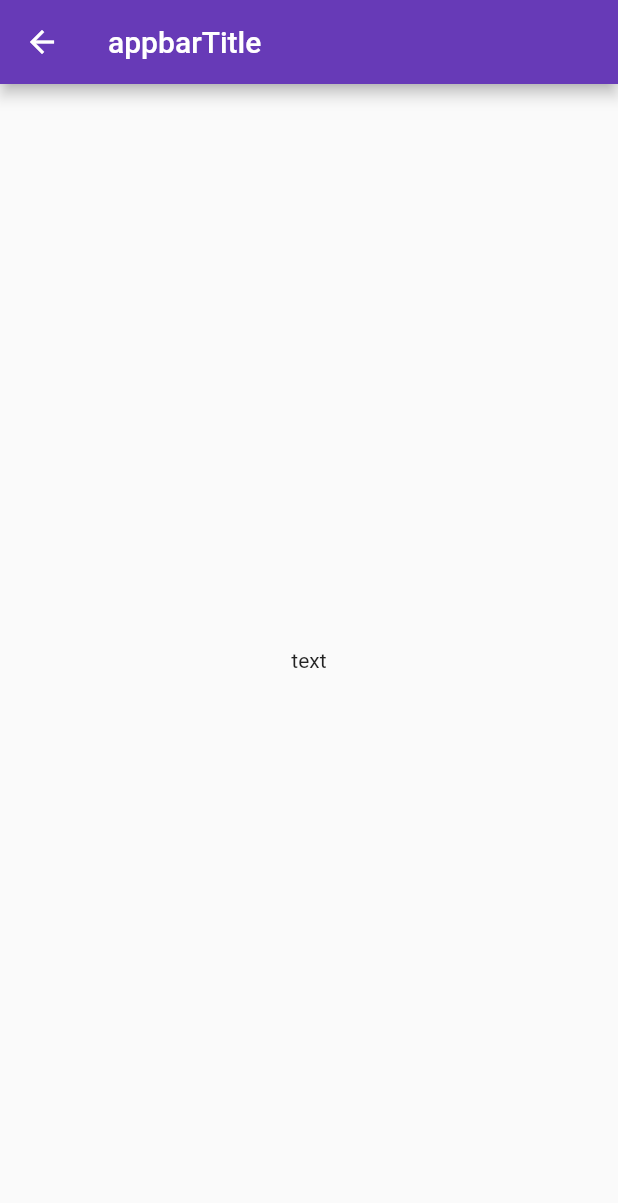
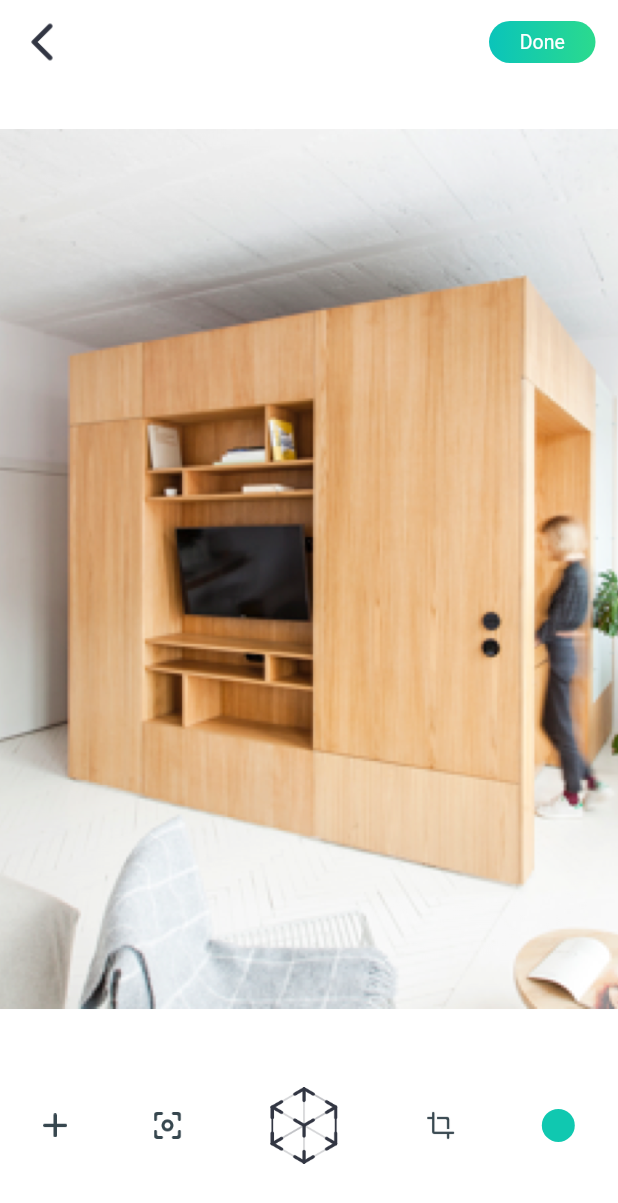
Before and after one commit to KlayThompson/Adboards, a Flutter app: the TemplateEditorPage screen opened directly, on a phone screen of 412 x 824 dp. Shown: the top 1203 px of the screen. Run offline on Flutter 3.47's test engine with Material 2 defaults, Android fonts, the phone set to English and light mode, and no system bars; our stand-ins replace fluro, flutter_screenutil; statements that could not run were skipped.

Commit message:
finish template editor page

```diff
--- a/adboards/lib/pages/choose_template_page.dart
+++ b/adboards/lib/pages/choose_template_page.dart
@@ -2,6 +2,7 @@ import 'package:adboards/routes/routes.dart';
 import 'package:adboards/widget/appbar_leading_widget.dart';
 import 'package:adboards/widget/ar_icon_widget.dart';
 import 'package:adboards/widget/avatar_widget.dart';
+import 'package:adboards/widget/small_button_widget.dart';
 import 'package:adboards/widget/top_text_widget.dart';
 import 'package:flutter/material.dart';
 import 'package:adboards/widget/searchbar_widget.dart';
@@ -108,15 +109,7 @@ class ChooseTemplatePage extends StatelessWidget {
           ),
           InkWell(
             onTap: () {},
-            child: Container(
-              width: 71,
-              height: 30,
-              decoration: BoxDecoration(
-                borderRadius: BorderRadius.circular(15),
-                gradient: LinearGradient(colors: [Color(0xff0AC4BA),Color(0xff2BDA8E)])
-              ),
-              child: Center(child: Text('Use', style: TextStyle(color: Colors.white,fontSize: 13),),),
-            ),
+            child: SmallButtonWidget(title: 'Use'),
           )
         ],
       ),
--- a/adboards/lib/pages/template_editor_page.dart
+++ b/adboards/lib/pages/template_editor_page.dart
@@ -1,13 +1,79 @@
+import 'package:adboards/widget/appbar_leading_widget.dart';
+import 'package:adboards/widget/small_button_widget.dart';
 import 'package:flutter/material.dart';
 
 class TemplateEditorPage extends StatelessWidget {
+  final String arBigImgAsset = 'resources/img/ar_big.png';
+  final String faceIdAsset = 'resources/img/faceid.png';
+  final String clipAsset = 'resources/img/clip.png';
+  final String addAsset = 'resources/img/add.png';
+  final String arIconAsset = 'resources/img/ar_big_icon.png';
+
+
   @override
   Widget build(BuildContext context) {
     return Scaffold(
+      backgroundColor: Colors.white,
         appBar: AppBar(
-          title: Text('appbarTitle'),
+          backgroundColor: Colors.white,
+          elevation: 0,
+          leading: AppbarLeadingWidget(),
+          brightness: Brightness.light,
+          actions: <Widget>[
+            _doneButtonWidget()
+          ],
         ),
-        body: Container(child: Center(child: Text('text'),),)
+        body: Column(
+          children: <Widget>[
+            _bigImageWidget(),
+            _bottomToolBarWidget()
+          ],
+        )
+    );
+  }
+
+  Widget _doneButtonWidget() {
+    return InkWell(
+      onTap: () {},
+      child: Container(
+        width: 71,
+        margin: EdgeInsets.only(top: 14,bottom: 14,right: 15),
+        decoration: BoxDecoration(
+            borderRadius: BorderRadius.circular(15),
+            gradient: LinearGradient(colors: [Color(0xff0AC4BA),Color(0xff2BDA8E)])
+        ),
+        child: Center(child: Text('Done', style: TextStyle(color: Colors.white,fontSize: 13),),),
+      ),
+    );
+  }
+
+  Widget _bigImageWidget() {
+    return Container(
+      padding: EdgeInsets.only(top: 30),
+      child: Image.asset(arBigImgAsset),
+    );
+  }
+
+  Widget _bottomToolBarWidget() {
+    return Container(
+      padding: EdgeInsets.only(top: 51),
+      child: Row(
+        mainAxisAlignment: MainAxisAlignment.spaceAround,
+        children: <Widget>[
+          Image.asset(addAsset,width: 16,),
+          Image.asset(faceIdAsset,width: 19,),
+          Image.asset(arIconAsset, width: 48,height: 51,fit: BoxFit.contain,),
+          Image.asset(clipAsset,width: 19,),
+          Container(
+            width: 22,
+            height: 22,
+            decoration: BoxDecoration(
+              color: Color(0xff10C8B0),
+              borderRadius: BorderRadius.circular(12)
+            ),
+          )
+        ],
+      ),
     );
   }
 }
--- /dev/null
+++ b/adboards/lib/widget/small_button_widget.dart
@@ -0,0 +1,18 @@
+import 'package:flutter/material.dart';
+
+class SmallButtonWidget extends StatelessWidget {
+  final String title;
+  SmallButtonWidget({@required this.title,});
+  @override
+  Widget build(BuildContext context) {
+    return Container(
+      width: 71,
+      height: 30,
+      decoration: BoxDecoration(
+          borderRadius: BorderRadius.circular(15),
+          gradient: LinearGradient(colors: [Color(0xff0AC4BA),Color(0xff2BDA8E)])
+      ),
+      child: Center(child: Text(title, style: TextStyle(color: Colors.white,fontSize: 13),),),
+    );
+  }
+}
--- a/adboards/pubspec.yaml
+++ b/adboards/pubspec.yaml
@@ -65,6 +65,10 @@ flutter:
     - resources/img/template_detail_img2.png
     - resources/img/template_detail_img3.png
     - resources/img/template_detail_img4.png
+    - resources/img/clip.png
+    - resources/img/faceid.png
+    - resources/img/ar_big.png
+    - resources/img/ar_big_icon.png
 
   # An image asset can refer to one or more resolution-specific "variants", see
   # https://flutter.dev/assets-and-images/#resolution-aware.
```
Also changed, not shown: adboards/resources/img/ar_big.png (added), adboards/resources/img/ar_big_icon.png (added), adboards/resources/img/clip.png (added), adboards/resources/img/faceid.png (added).
